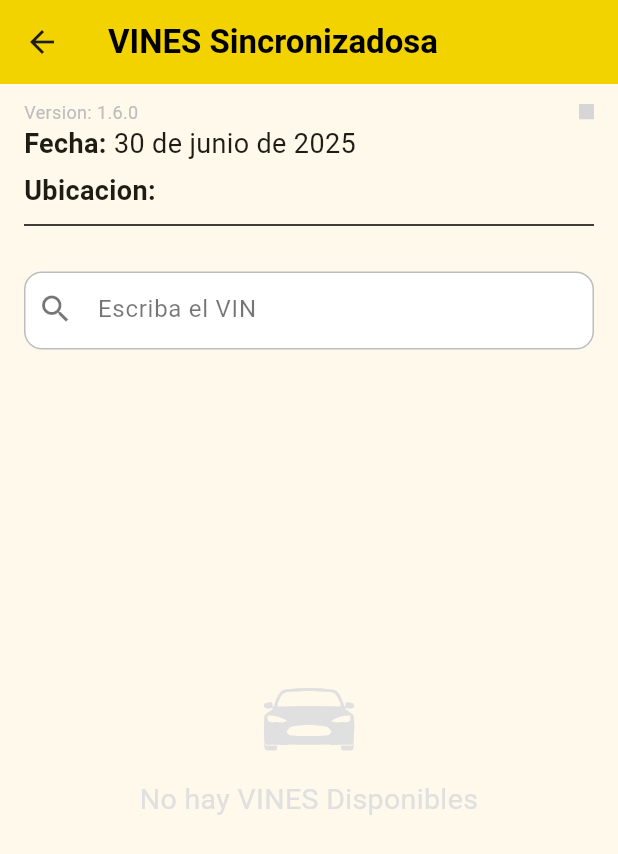
After one commit to hguerrero10/tleavin-movil, a Flutter app: the InicioScreen screen opened directly, after a tap on "Sincronizados", on a phone screen of 412 x 824 dp. The commit adds this screen. Shown: the top 854 px of the screen. Run offline on Flutter 3.47's test engine with Material 3 defaults, Android fonts, the phone set to English and light mode, and no system bars; our stand-ins replace dropdown_search, flutter_local_notifications, flutter_slider_drawer, fluttertoast, gallery_saver, image_picker and 2 more; missing offline and left inert: connectivity_widget, flutter_barcode_scanner, syncfusion_flutter_signaturepad, widget_zoom; accounts and stored records are empty; network calls fail; grey boxes are pictures that could not be loaded.

Commit message:
version a produccion 1.6.0

```diff
--- /dev/null
+++ b/lib/src/home/vines_nube.dart
@@ -0,0 +1,159 @@
+import 'dart:convert';
+import 'dart:developer';
+import 'package:intl/intl.dart';
+import 'package:flutter/material.dart';
+import 'package:flutter/cupertino.dart';
+import 'package:http/http.dart' as http;
+import 'package:tleavin_mobil/src/home/inicio.dart';
+import 'package:tleavin_mobil/src/widgets/cuerpo.dart';
+import 'package:tleavin_mobil/src/widgets/search.dart';
+//
+class VistaCloud extends StatefulWidget {
+  const VistaCloud({super.key});
+
+  @override
+  State<VistaCloud> createState() => _VistaCloudState();
+}
+
+class _VistaCloudState extends State<VistaCloud> {
+  String query = '';
+  var listadevines = [];
+  var todosVins = [];
+
+  Future<void> obtenerlistaCompletaVins() async {
+    final now = DateTime.now();
+    final formatter = DateFormat('yyyy-MM-dd');
+    final fechaFin = formatter.format(now);
+    final fechaInicio = formatter.format(now.subtract(const Duration(days: 7)));
+
+    final url = Uri.parse('https://parapruebas.tlea.online/obtenerVINESsincornizados/$fechaInicio/$fechaFin');
+    final response = await http.get(url);
+
+    if(response.statusCode == 200) {
+      final decoded = json.decode(response.body);
+      var datos = decoded['Vines'] ?? [];
+
+      log('Datos obtenidos: $datos');
+      setState(() {
+        todosVins = datos;
+        listadevines = todosVins;
+      });
+    }
+  }
+
+  @override
+  void initState() {
+    super.initState();
+
+    obtenerlistaCompletaVins();
+  }
+
+  @override
+  Widget build(BuildContext context) {
+    return Scaffold(
+      appBar: AppBar(
+        backgroundColor: const Color.fromRGBO(242, 211, 0, 1),
+        title: const Text(
+          'VINES Sincronizadosa',
+          style: TextStyle(
+            fontWeight: FontWeight.bold,
+            color: Colors.black
+          )
+        ),
+        leading: IconButton(
+          icon: const Icon(Icons.arrow_back_sharp),
+          onPressed: () => Navigator.pushAndRemoveUntil(context, MaterialPageRoute( builder: (context) => const InicioScreen()), (Route<dynamic> route) => false)
+        )
+      ),
+      body: SingleChildScrollView(
+        child: Column(
+          crossAxisAlignment: CrossAxisAlignment.start,
+          children: <Widget>[
+            const Cuerpo(),
+            const SizedBox(height: 5),
+            buildSearch(),
+            listadevines.isNotEmpty
+              ? ListView.builder(
+                shrinkWrap: true,
+                physics: const NeverScrollableScrollPhysics(),
+                itemCount: listadevines.length,
+                itemBuilder: (context, index) {
+                  final vin = listadevines[index];
+                  return Card(
+                  margin: const EdgeInsets.symmetric(horizontal: 16, vertical: 8),
+                  elevation: 2,
+                  child: ListTile(
+                    leading: const Icon(CupertinoIcons.car_detailed, color: Colors.amber),
+                    title: Text(
+                      vin['vin'] ?? '',
+                      style: const TextStyle(fontWeight: FontWeight.bold),
+                    ),
+                      subtitle: vin['fecha_sync'] != null ?
+                      Column(
+                        mainAxisAlignment: MainAxisAlignment.start,
+                        crossAxisAlignment: CrossAxisAlignment.start,
+                        children: [
+                          Text('Marca: ${vin['marca']}', style: const TextStyle(color: Colors.grey)),
+                          Text('Modelo: ${vin['modelo']}', style: const TextStyle(color: Colors.grey)),
+                          Text('Fecha: ${vin['fecha_sync']}', style: const TextStyle(color: Colors.grey)),
+                        ],
+                      )
+                      : null,
+                    ),
+                  );
+                },
+                )
+              : Center(
+                child: Column(
+                  mainAxisAlignment: MainAxisAlignment.center,
+                  crossAxisAlignment: CrossAxisAlignment.center,
+                  children: [
+                  const SizedBox(height: 200),
+                  Icon(
+                    CupertinoIcons.car_detailed,
+                    color: Colors.grey[300],
+                    size: 60,
+                  ),
+                  const SizedBox(height: 10),
+                  SizedBox(
+                    width: 250,
+                    child: Text(
+                    'No hay VINES Disponibles',
+                    textAlign: TextAlign.center,
+                    style: TextStyle(
+                      color: Colors.grey[300],
+                      fontSize: 19,
+                    ),
+                    ),
+                  ),
+                  ],
+                ),
+                )
+          ]
+        )
+      )
+    );
+  }
+
+
+
+  Widget buildSearch() => SearchWidget(
+    text: query,
+    hintText: 'Escriba el VIN',
+    onChanged: searchVIN
+  );
+
+  void searchVIN(String query) {
+    final vines = todosVins.where((v) {
+      final titleLower = v['vin'].toLowerCase();
+      final searchLower = query.toLowerCase();
+
+      return titleLower.contains(searchLower);
+    }).toList();
+
+    setState(() {
+      this.query = query;
+      listadevines = vines;
+    });
+  }
+}
--- a/lib/src/pages/sincronizacion/enviar_compras.dart
+++ b/lib/src/pages/sincronizacion/enviar_compras.dart
@@ -306,7 +306,6 @@ class _EnviarCompraVinState extends State<EnviarCompraVin> {
     for (var element in vins) {
       var formato = DateFormat('yyyy-MM-dd hh:mm:ss');
       var fecha = formato.format(DateTime.now());
-      log(element['vin']);
       var vines = await DatabaseProvider.db.fetchVINServer(element['vin'].toString(), iddetarja);
 
       try {
--- a/lib/src/pages/vin/inspeccion_vin.dart
+++ b/lib/src/pages/vin/inspeccion_vin.dart
@@ -292,5 +292,4 @@ class _InspeccionVinState extends State<InspeccionVin> {
     );
   }
 
-
 }
--- a/lib/src/pages/vin/vins_disponibles.dart
+++ b/lib/src/pages/vin/vins_disponibles.dart
@@ -40,6 +40,8 @@ class _VinsDisponiblesState extends State<VinsDisponibles> {
 
   obtenerlistaCompletaVins() async {
     var datos = await DatabaseProvider.db.obtenerListaVins();
+
+    log(datos.toString());
 
     setState(() {
       todosVins = datos;
--- a/lib/src/widgets/cuerpo.dart
+++ b/lib/src/widgets/cuerpo.dart
@@ -43,7 +43,7 @@ class _CuerpoState extends State<Cuerpo> {
                   GestureDetector(
                     onDoubleTap: () => Navigator.push(context, MaterialPageRoute(builder: (context) => const InfoApp())),
                     child: Text(
-                      'Version: 1.5.0',
+                      'Version: 1.6.0',
                       style:  TextStyle(
                         fontSize: 12,
                         color: Colors.grey[400]
--- a/lib/src/widgets/info.dart
+++ b/lib/src/widgets/info.dart
@@ -106,7 +106,7 @@ class _InfoAppState extends State<InfoApp> {
             mainAxisAlignment: MainAxisAlignment.center,
             children: [
               Text(
-                'Versión: 1.5.0',
+                'Versión: 1.6.0',
                 style: TextStyle(
                   color: Color(0xfbb5bac9)
                 )
--- a/pubspec.yaml
+++ b/pubspec.yaml
@@ -16,7 +16,7 @@ publish_to: 'none' # Remove this line if you wish to publish to pub.dev
 # https://developer.apple.com/library/archive/documentation/General/Reference/InfoPlistKeyReference/Articles/CoreFoundationKeys.html
 # In Windows, build-name is used as the major, minor, and patch parts
 # of the product and file versions while build-number is used as the build suffix.
-version: 1.5.0+4
+version: 1.6.0+4
 
 environment:
   sdk: '>=3.2.6 <4.0.0'
```
Also changed, not shown: lib/src/home/inicio.dart (+72 -21 lines), lib/src/pages/ventavin/venta_danos.dart (+53 -20 lines).
